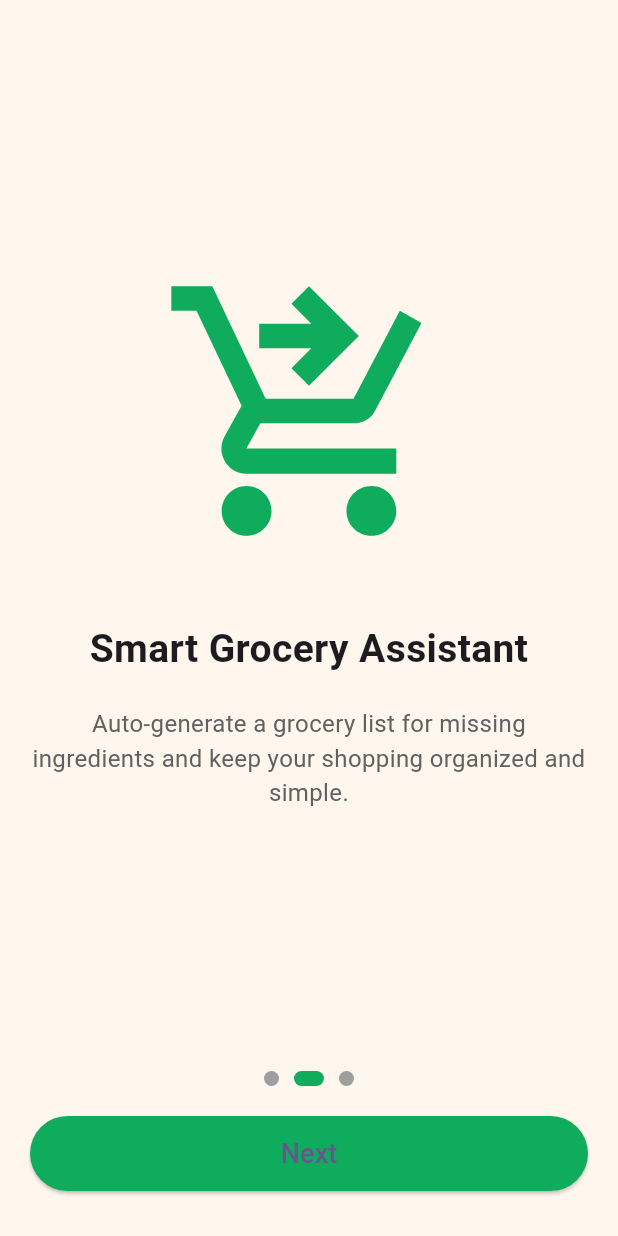
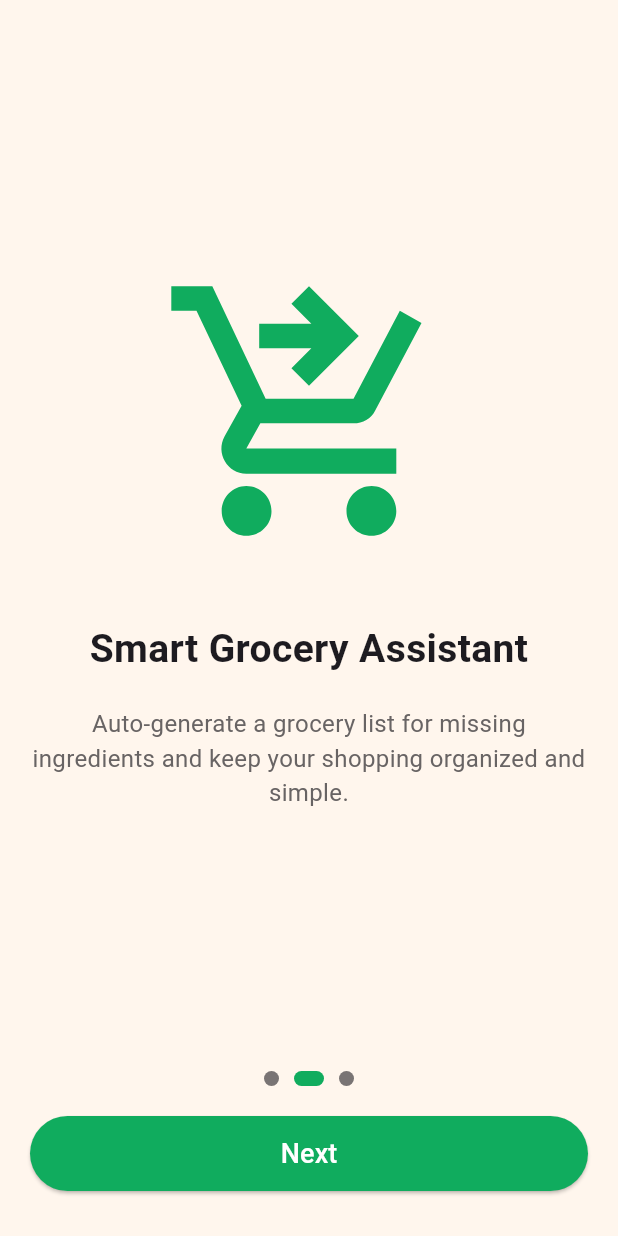
Before and after one commit to Arti-Mdhr/NepaBite, a Flutter app: the screen it shows after launch, after a tap on "Next", on a phone screen of 412 x 824 dp. Run offline on Flutter 3.47's test engine with Material 3 defaults, Android fonts, the phone set to English and light mode, and no system bars.

Commit message:
finalizing onbaording screen

```diff
--- a/lib/screens/onboarding_screen.dart
+++ b/lib/screens/onboarding_screen.dart
@@ -15,27 +15,24 @@ class _OnboardingScreenState extends State<OnboardingScreen> {
     {
       "icon": Icons.restaurant_menu,
       "title": "Discover Nepali Flavors",
-    "description":
-        "Explore authentic Nepali recipes and find dishes you can cook with the ingredients you already have."
+      "description": "Explore authentic Nepali recipes and find dishes you can cook with the ingredients you already have."
     },
     {
       "icon": Icons.shopping_cart_checkout,
       "title": "Smart Grocery Assistant",
-    "description":
-        "Auto-generate a grocery list for missing ingredients and keep your shopping organized and simple."
+      "description": "Auto-generate a grocery list for missing ingredients and keep your shopping organized and simple."
     },
     {
       "icon": Icons.location_on,
       "title": "Find Nearby Marts",
-    "description":
-        "Locate nearby grocery stores and see where you can quickly get the ingredients you need."
+      "description": "Locate nearby grocery stores and see where you can quickly get the ingredients you need."
     }
   ];
 
-
   @override
   Widget build(BuildContext context) {
-    return Scaffold(body: Container(
+    return Scaffold(
+      body: Container(
         height: double.infinity,
         width: double.infinity,
         color: const Color(0xFFFFF6ED),
@@ -73,7 +70,10 @@ class _OnboardingScreenState extends State<OnboardingScreen> {
                         const SizedBox(height: 20),
                         Text(
                           onboardingData[index]['description'],
-                          style: TextStyle(fontSize: 16, color: Colors.grey[700]),
+                          style: const TextStyle(
+                            fontSize: 16,
+                            color: Color.fromARGB(255, 104, 100, 100),
+                          ),
                           textAlign: TextAlign.center,
                         ),
                       ],
@@ -82,8 +82,6 @@ class _OnboardingScreenState extends State<OnboardingScreen> {
                 },
               ),
             ),
-
-
             Row(
               mainAxisAlignment: MainAxisAlignment.center,
               children: List.generate(onboardingData.length, (index) {
@@ -92,21 +90,20 @@ class _OnboardingScreenState extends State<OnboardingScreen> {
                   width: _currentPage == index ? 20 : 10,
                   height: 10,
                   decoration: BoxDecoration(
-                    color: _currentPage == index ? const Color.fromARGB(255, 16, 172, 94) : Colors.grey,
+                    color: _currentPage == index
+                        ? const Color.fromARGB(255, 16, 172, 94)
+                        : const Color.fromARGB(255, 121, 116, 116),
                     borderRadius: BorderRadius.circular(10),
                   ),
                 );
               }),
             ),
-
             const SizedBox(height: 20),
-
-
             Padding(
               padding: const EdgeInsets.symmetric(horizontal: 20),
               child: ElevatedButton(
                 style: ElevatedButton.styleFrom(
-                  backgroundColor:  const Color.fromARGB(255, 16, 172, 94),
+                  backgroundColor: const Color.fromARGB(255, 16, 172, 94),
                   minimumSize: const Size(double.infinity, 50),
                   shape: RoundedRectangleBorder(
                     borderRadius: BorderRadius.circular(30),
@@ -119,24 +116,24 @@ class _OnboardingScreenState extends State<OnboardingScreen> {
                       curve: Curves.ease,
                     );
                   } else {
-
-                    print("Onboarding Completed! Add navigation here.");
+                    print("Onboarding Completed");
                   }
                 },
                 child: Text(
                   _currentPage == onboardingData.length - 1
                       ? "Get Started"
                       : "Next",
-                  style: const TextStyle(fontSize: 18),
+                  style: const TextStyle(
+                    fontSize: 18,
+                    color: Colors.white,
                   ),
                 ),
               ),
-
+            ),
             const SizedBox(height: 30),
           ],
         ),
       ),
-
     );
   }
 }
```
Lines whose indentation alone changed are shown as unchanged.
